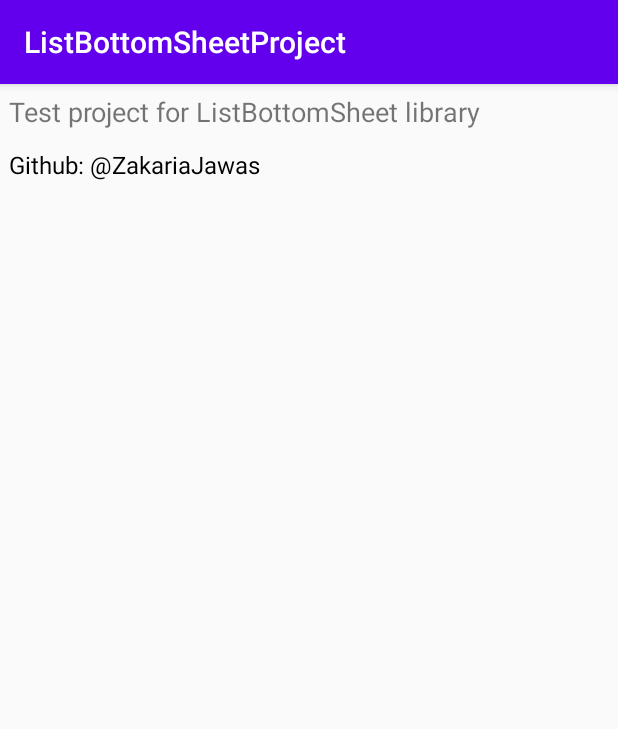
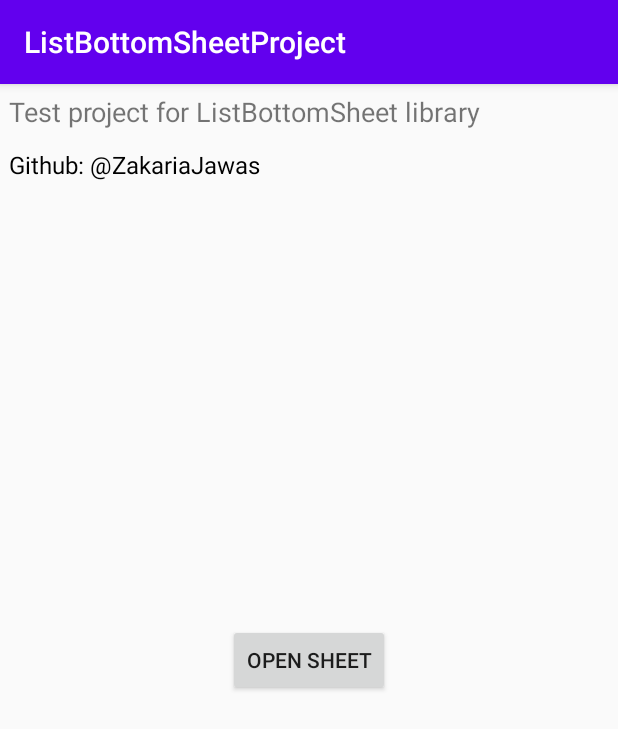
Before and after one commit to ZakariaJawas/ListBottomSheet, an Android app: the screen it shows after launch (MainActivity), on a phone screen of 412 x 824 dp. Shown: the top 729 px of the screen. Run offline under Robolectric (Android 15) with nearby library versions, the phone set to English and light mode, and no system bars.

Commit message:
Adding selected item indicator

```diff
--- a/app/src/main/java/com/zak/listbottomsheetproject/MainActivity.kt
+++ b/app/src/main/java/com/zak/listbottomsheetproject/MainActivity.kt
@@ -5,6 +5,7 @@ import android.util.Log
 import androidx.appcompat.app.AppCompatActivity
 import com.zak.listbottomsheet.ListBottomSheet
 import com.zak.listbottomsheet.NameField
+import kotlinx.android.synthetic.main.activity_main.*
 
 class MainActivity : AppCompatActivity() {
 
@@ -16,21 +17,27 @@ class MainActivity : AppCompatActivity() {
         val listSheet = ListBottomSheet.Builder<Category>(this)
             .list(mList)
             .title("Choose one")
-//            .itemLayout(R.layout.custom_list_item) //to set a custom layout for list items instead of the default one
+//          .itemLayout(R.layout.custom_list_item) //to set a custom layout for list items instead of the default one
             .onChooseItemCallback { sheet: ListBottomSheet<Category>, category: Category, position: Int ->
                 sheet.dismiss() //hide the dialog
-                Log.d("##chosen_cat", category.name)
+                Log.d("##chosen_cat", "chosen category is ${category.name} at position $position")
             }
             .cancelable(false) //prevent the sheet from being canceled by clicking outside the sheet
             .cancelButtonVisible(true) //show the cancel button
             .searchable(true)
+//          .selectedItemColor(ContextCompat.getColor(this, R.color.colorAccent)) //set the selected item color
+//          .selectedItemIndex(0) //initial the list with selected item
             .build()
 
 //        listSheet.titleAlignment = Gravity.RIGHT //to change title text alignment
 //        listSheet.titleSize = 18F //to change title text size
 //        listSheet.titleColor = ContextCompat.getColor(this, R.color.colorPrimary) //to change title text color
+//        listSheet.selectedItemIndex = 1 //to change the selected item after you build the sheet
 
-        listSheet.show()
+        btnOpenSheet.setOnClickListener {
+
+            listSheet.show()
+        }
     }
 }
 
--- a/app/src/main/res/layout/activity_main.xml
+++ b/app/src/main/res/layout/activity_main.xml
@@ -26,6 +26,14 @@
         app:layout_constraintLeft_toLeftOf="parent"
         app:layout_constraintTop_toBottomOf="@+id/textView" />
 
-
+    <Button
+        android:id="@+id/btnOpenSheet"
+        android:layout_width="wrap_content"
+        android:layout_height="wrap_content"
+        android:text="Open Sheet"
+        app:layout_constraintBottom_toBottomOf="parent"
+        app:layout_constraintEnd_toEndOf="parent"
+        app:layout_constraintStart_toStartOf="parent"
+        app:layout_constraintTop_toTopOf="parent" />
 
 </androidx.constraintlayout.widget.ConstraintLayout>
--- a/build.gradle
+++ b/build.gradle
@@ -8,7 +8,7 @@ buildscript {
 
     }
     dependencies {
-        classpath 'com.android.tools.build:gradle:3.6.1'
+        classpath 'com.android.tools.build:gradle:3.6.2'
         classpath "org.jetbrains.kotlin:kotlin-gradle-plugin:$kotlin_version"
         classpath 'com.github.dcendents:android-maven-gradle-plugin:2.1'
 
--- a/listbottomsheet/src/main/java/com/zak/listbottomsheet/ListBottomSheet.kt
+++ b/listbottomsheet/src/main/java/com/zak/listbottomsheet/ListBottomSheet.kt
@@ -1,9 +1,9 @@
 package com.zak.listbottomsheet
 
 import android.content.Context
+import android.graphics.Color
 import android.text.Editable
 import android.text.TextWatcher
-import android.util.Log
 import android.util.TypedValue
 import android.view.LayoutInflater
 import android.view.View
@@ -14,7 +14,6 @@ import androidx.recyclerview.widget.LinearLayoutManager
 import androidx.recyclerview.widget.RecyclerView
 import com.google.android.material.bottomsheet.BottomSheetDialog
 import com.zak.listbottomsheet.adapter.ListAdapter
-import kotlinx.android.synthetic.main.bottom_sheet_list_layout.view.*
 
 /**
  * ListBottomSheet class
@@ -25,6 +24,7 @@ import kotlinx.android.synthetic.main.bottom_sheet_list_layout.view.*
  * @property titleColor the color of the title
  * @property titleSize the size of the title
  * @property titleAlignment the alignment of the sheet title
+ * @property selectedItemIndex the current selected item of the list
  */
 class ListBottomSheet<T : Any> private constructor(
     private val mContext: Context,
@@ -34,7 +34,9 @@ class ListBottomSheet<T : Any> private constructor(
     private val cancelable: Boolean = true,
     private var cancelButtonVisibility: Boolean = false,
     private val searchable: Boolean = false,
-    private val onChooseItem: ((ListBottomSheet<T>, T, Int) -> Unit)?
+    private var _selectedItemIndex: Int,
+    private val onChooseItem: ((ListBottomSheet<T>, T, Int) -> Unit)?,
+    private val selectedItemColor: Int
 ) : BottomSheetDialog(mContext) {
 
     class Builder<T : Any>(private val mContext: Context) {
@@ -47,6 +49,8 @@ class ListBottomSheet<T : Any> private constructor(
         private var cancelable: Boolean = true
         private var cancelButtonVisibility: Boolean = false
         private var searchable: Boolean = false
+        private var selectedItemIndex: Int = -1 //no selected item as deafult
+        private var selectedItemColor: Int = Color.BLACK //black color
 
         fun title(title: String) = apply { this.title = title }
         fun list(mList: List<T>) = apply { this.mList = mList }
@@ -56,8 +60,24 @@ class ListBottomSheet<T : Any> private constructor(
         fun cancelable(cancelable: Boolean) = apply { this.cancelable = cancelable }
         fun cancelButtonVisible(cancelButtonVisibility: Boolean) = apply { this.cancelButtonVisibility = cancelButtonVisibility }
         fun searchable(searchable: Boolean) = apply { this.searchable = searchable }
+        fun selectedItemIndex(selectedItemIndex: Int) =
+            apply { this.selectedItemIndex = selectedItemIndex }
 
-        fun build() = ListBottomSheet(mContext, title, mList, layoutResource, cancelable, cancelButtonVisibility,searchable, onChooseItem)
+        fun selectedItemColor(selectedItemColor: Int) =
+            apply { this.selectedItemColor = selectedItemColor }
+
+        fun build() = ListBottomSheet(
+            mContext,
+            title,
+            mList,
+            layoutResource,
+            cancelable,
+            cancelButtonVisibility,
+            searchable,
+            selectedItemIndex,
+            onChooseItem,
+            selectedItemColor
+        )
     }
 
     private var mAdapter: ListAdapter? = null
@@ -88,6 +108,13 @@ class ListBottomSheet<T : Any> private constructor(
             bottomSheetView.findViewById<TextView>(R.id.lblTitle).gravity = value
             field = value
         }
+
+    var selectedItemIndex: Int = _selectedItemIndex
+        set(value) {
+            mAdapter?.selectedItem = value
+            field = value
+        }
+
 
     init {
 
@@ -127,10 +154,21 @@ class ListBottomSheet<T : Any> private constructor(
         }//end if
 
 
+        val defaultItemColor = LayoutInflater.from(context).inflate(layoutResource, null)
+            .findViewById<TextView>(R.id.textView).currentTextColor
+
         //fill the adapter
-        mAdapter = ListAdapter(mContext, valuesList.toMutableList(), layoutResource) { item ->
+        mAdapter = ListAdapter(
+            mContext,
+            valuesList.toMutableList(),
+            layoutResource,
+            defaultItemColor,
+            selectedItemColor
+        ) { item ->
 
             onChooseItem?.also {
+                selectedItemIndex = item.position
+                setSelectedItem()
                 it(this, mList[item.position], item.position)
             }
         }
@@ -139,6 +177,12 @@ class ListBottomSheet<T : Any> private constructor(
         recyclerView?.layoutManager = LinearLayoutManager(mContext)
         recyclerView?.setHasFixedSize(true)
         recyclerView?.adapter = mAdapter
+
+        setSelectedItem()
+    }
+
+    private fun setSelectedItem() {
+        mAdapter?.selectedItem = this.selectedItemIndex
     }
 
     private fun setSearchable(searchable: Boolean) {
--- a/listbottomsheet/src/main/java/com/zak/listbottomsheet/ListItem.kt
+++ b/listbottomsheet/src/main/java/com/zak/listbottomsheet/ListItem.kt
@@ -1,3 +1,3 @@
 package com.zak.listbottomsheet
 
-data class ListItem(val position: Int, val title: String)
+data class ListItem(val position: Int, val title: String, var isSelected: Boolean = false)
--- a/listbottomsheet/src/main/java/com/zak/listbottomsheet/adapter/ListAdapter.kt
+++ b/listbottomsheet/src/main/java/com/zak/listbottomsheet/adapter/ListAdapter.kt
@@ -1,6 +1,7 @@
 package com.zak.listbottomsheet.adapter
 
 import android.content.Context
+import android.graphics.Typeface
 import android.util.Log
 import android.view.LayoutInflater
 import android.view.View
@@ -16,9 +17,30 @@ class ListAdapter(
     private val mContext: Context,
     var mList: MutableList<ListItem>,
     private val layoutResource: Int,
+    private val defaultItemColor: Int,
+    private val selectedItemColor: Int,
     private val onChooseItem: (ListItem) -> Unit
 ) :
     RecyclerView.Adapter<ListAdapter.ViewHolder>(), Filterable{
+
+
+    var oldSelectedItem = -1
+    var selectedItem: Int = -1
+        set(value) {
+
+            if (value == -1 || value >= mList.size) {
+                return
+            }
+
+            if (oldSelectedItem != -1) {
+                mList[oldSelectedItem].isSelected = false
+                notifyItemChanged(oldSelectedItem)
+            } //end if
+
+            mList[value].isSelected = true
+            oldSelectedItem = value
+            notifyItemChanged(value)
+        }
 
     var listFiltered = mList.toMutableList()
 
@@ -43,6 +65,16 @@ class ListAdapter(
         val item = listFiltered[position]
         holder.setOnClickListener(item, onChooseItem)
         holder.lblName.text = item.title
+
+        if (item.isSelected) {
+
+            holder.lblName.setTextColor(selectedItemColor)
+            holder.lblName.setTypeface(holder.lblName.typeface, Typeface.BOLD)
+        } else {
+
+            holder.lblName.setTextColor(defaultItemColor)
+            holder.lblName.typeface = Typeface.DEFAULT
+        }
     }
 
 
```
Also changed, not shown: listbottomsheet/src/main/res/drawable/rounded_background.xml (added, +10 -0 lines), listbottomsheet/src/main/res/layout/bottom_sheet_list_layout.xml (+9 -6 lines).
